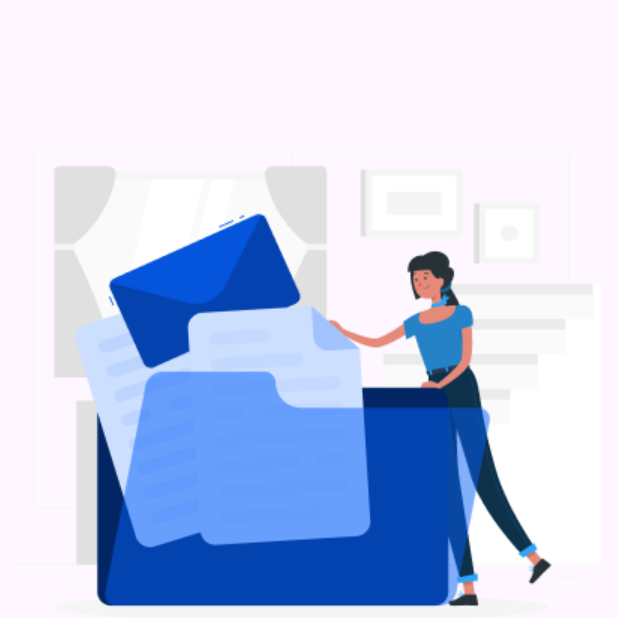
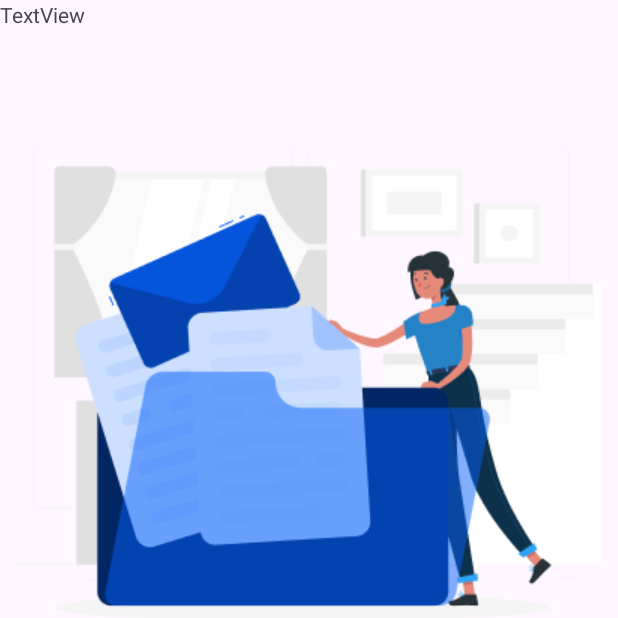
Before and after one commit to wettoxd/UP, an Android app: the MainActivity3 screen opened directly, with no data from a screen before it, on a phone screen of 412 x 824 dp, the top half of it. Run offline under Robolectric (Android 15) with nearby library versions, the phone set to English and light mode, and no system bars.

Commit message:
5 commit

```diff
--- a/app/src/main/res/layout/activity_main3.xml
+++ b/app/src/main/res/layout/activity_main3.xml
@@ -5,6 +5,14 @@
     android:layout_width="match_parent"
     android:layout_height="match_parent"
     tools:context=".MainActivity3">
+
+    <TextView
+        android:id="@+id/textView3"
+        android:layout_width="345dp"
+        android:layout_height="63dp"
+        android:text="TextView"
+        tools:layout_editor_absoluteX="34dp"
+        tools:layout_editor_absoluteY="441dp" />
 
     <ImageView
         android:id="@+id/imageView3"
```
Also changed, not shown: app/src/main/res/layout/activity_main2.xml (+13 -3 lines).
